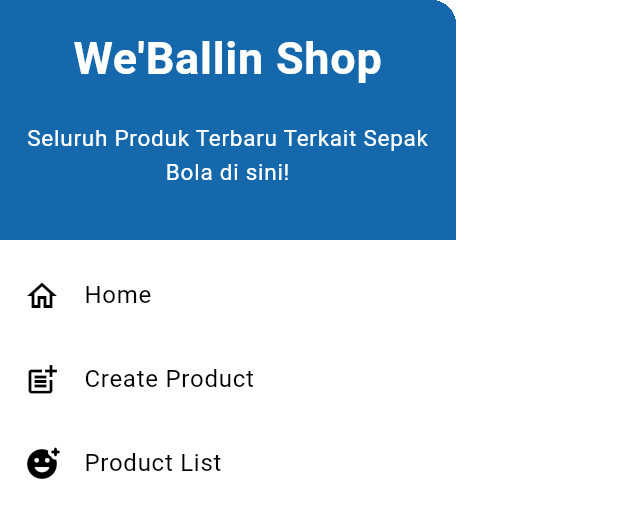
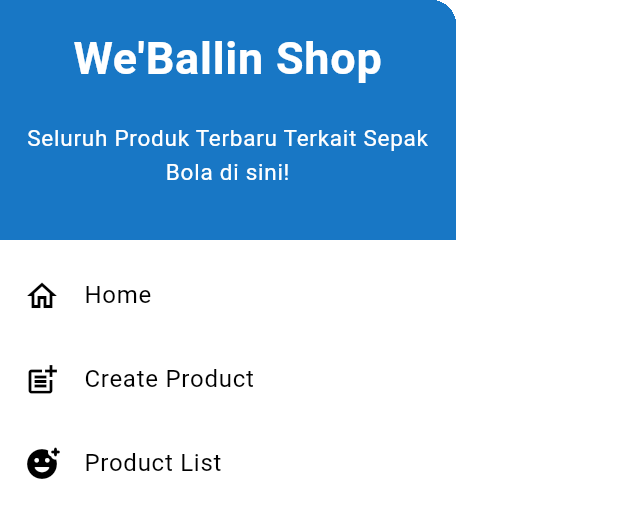
Before and after one commit to Kallln/football-shop, a Flutter app: the LeftDrawer widget shown alone on an empty page, opened directly, on a phone screen of 412 x 824 dp. Shown: the top 518 px of the screen. Run offline on Flutter 3.47's test engine with Material 3 defaults, Android fonts, the phone set to English and light mode, and no system bars; missing offline and left inert: pbp_django_auth.

Commit message:
Selesai tugas 9: debug terakhir 2

```diff
--- a/lib/widgets/left_drawer.dart
+++ b/lib/widgets/left_drawer.dart
@@ -15,7 +15,7 @@ class LeftDrawer extends StatelessWidget {
           const DrawerHeader(
             // TODO: Bagian drawer header
             decoration: BoxDecoration(
-            color: Color.fromARGB(255, 21, 104, 172),
+            color: Color.fromARGB(255, 24, 119, 197),
           ),
           child: Column(
             children: [
```
